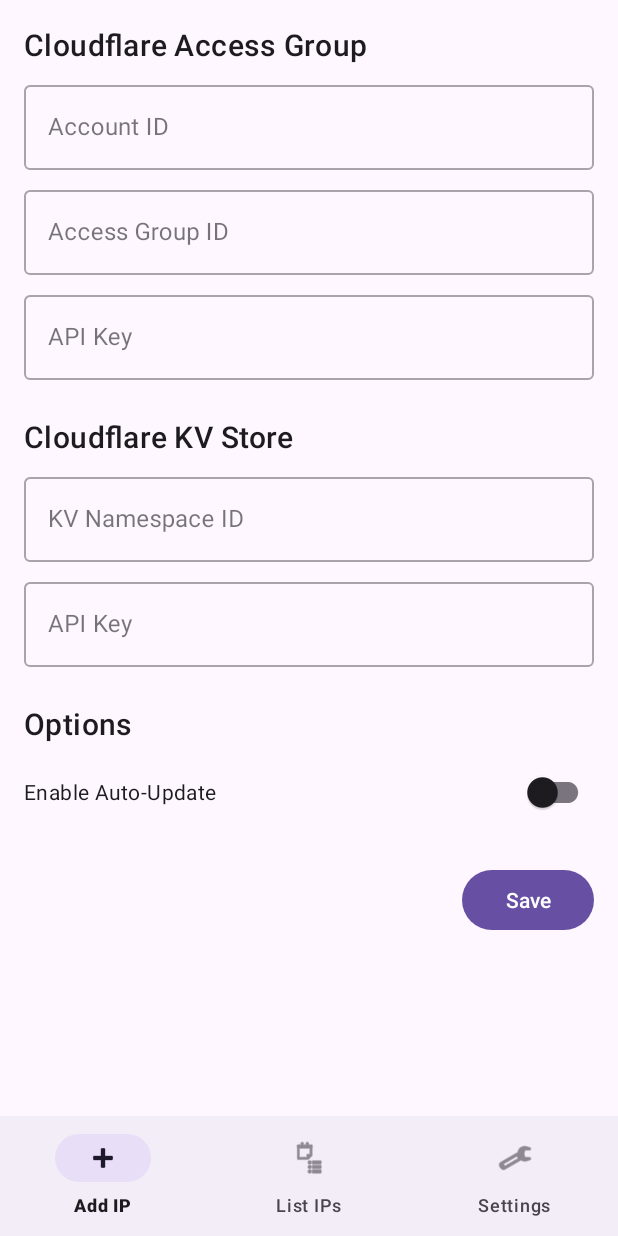
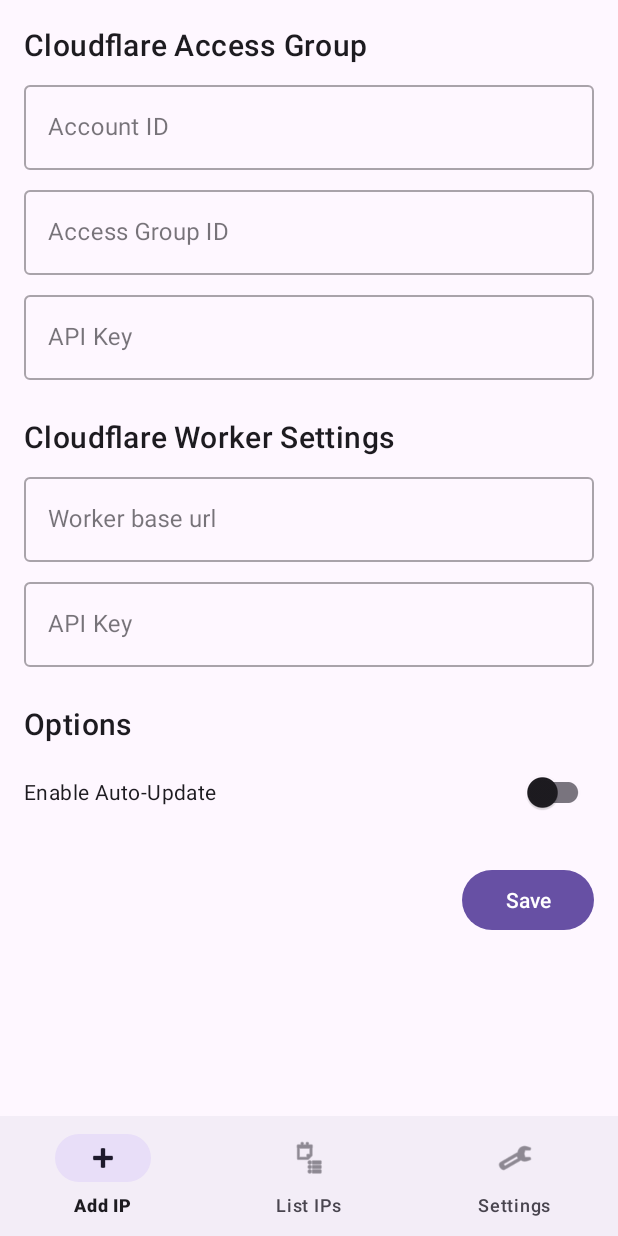
Before and after one commit to pgetsos/CFTunnelUpdater, an Android app: the fragment SettingsFragment placed in its activity, after a tap on "Save", on a phone screen of 412 x 824 dp. Run offline under Robolectric (Android 15) with nearby library versions, the phone set to English and light mode, and no system bars; 1 statement that could not run was skipped.

Commit message:
Hocus Pocus, KV settings are now Worker settings!
This commit refactors settings mostly related to Cloudflare Workers, nothing major

```diff
--- a/app/src/main/java/gr/pgetsos/cftunnelupdater/SettingsFragment.java
+++ b/app/src/main/java/gr/pgetsos/cftunnelupdater/SettingsFragment.java
@@ -1,7 +1,5 @@
 package gr.pgetsos.cftunnelupdater;
 
-import android.content.Context;
-import android.content.SharedPreferences;
 import android.os.Bundle;
 import android.view.LayoutInflater;
 import android.view.View;
@@ -16,29 +14,31 @@ import androidx.fragment.app.Fragment;
 import com.google.android.material.switchmaterial.SwitchMaterial;
 import com.google.android.material.textfield.TextInputEditText;
 
+import java.util.Objects;
+
 public class SettingsFragment extends Fragment {
 
     private TextInputEditText accessGroupIdEditText;
     private TextInputEditText accessGroupKeyEditText;
     private TextInputEditText accountIdEditText;
-    private TextInputEditText kvNamespaceIdEditText;
-    private TextInputEditText kvApiKeyEditText;
+    private TextInputEditText cfWorkerUrlEditText;
+    private TextInputEditText workerApiKeyEditText;
     private SwitchMaterial autoUpdateSwitch;
 
-	private SharedPreferences sharedPreferences;
+    private SettingsManager settingsManager;
 
     @Nullable
     @Override
     public View onCreateView(@NonNull LayoutInflater inflater, @Nullable ViewGroup container, @Nullable Bundle savedInstanceState) {
         View view = inflater.inflate(R.layout.fragment_settings, container, false);
 
-        sharedPreferences = requireActivity().getSharedPreferences(SettingsManager.PREFS_NAME, Context.MODE_PRIVATE);
+        settingsManager = new SettingsManager(requireContext());
 
+        accountIdEditText = view.findViewById(R.id.et_account_id);
         accessGroupIdEditText = view.findViewById(R.id.et_access_group_id);
         accessGroupKeyEditText = view.findViewById(R.id.et_access_group_key);
-        accountIdEditText = view.findViewById(R.id.et_account_id);
-        kvNamespaceIdEditText = view.findViewById(R.id.et_kv_namespace_id);
-        kvApiKeyEditText = view.findViewById(R.id.et_kv_api_key);
+        cfWorkerUrlEditText = view.findViewById(R.id.et_cf_worker_url);
+        workerApiKeyEditText = view.findViewById(R.id.et_worker_api_key);
         autoUpdateSwitch = view.findViewById(R.id.switch_auto_update);
 		Button saveButton = view.findViewById(R.id.btn_save);
 
@@ -50,23 +50,25 @@ public class SettingsFragment extends Fragment {
     }
 
     private void loadSettings() {
-        accessGroupIdEditText.setText(sharedPreferences.getString(SettingsManager.PREF_GROUP_ID, ""));
-        accessGroupKeyEditText.setText(sharedPreferences.getString(SettingsManager.PREF_ACCESS_GROUP_KEY, ""));
-        accountIdEditText.setText(sharedPreferences.getString(SettingsManager.PREF_ACCOUNT_ID, ""));
-        kvNamespaceIdEditText.setText(sharedPreferences.getString(SettingsManager.PREF_KV_NAMESPACE_ID, ""));
-        kvApiKeyEditText.setText(sharedPreferences.getString(SettingsManager.PREF_KV_API_KEY, ""));
-        autoUpdateSwitch.setChecked(sharedPreferences.getBoolean(SettingsManager.PREF_AUTO_UPDATE_ENABLED, false));
+        accessGroupIdEditText.setText(settingsManager.getGroupId());
+        accessGroupKeyEditText.setText(settingsManager.getApiToken());
+        accountIdEditText.setText(settingsManager.getAccountId());
+        cfWorkerUrlEditText.setText(settingsManager.getWorkerUrl());
+        workerApiKeyEditText.setText(settingsManager.getWorkerApiKey());
+        autoUpdateSwitch.setChecked(settingsManager.isAutoUpdateEnabled());
     }
 
     private void saveSettings() {
-        SharedPreferences.Editor editor = sharedPreferences.edit();
-        editor.putString(SettingsManager.PREF_GROUP_ID, accessGroupIdEditText.getText().toString());
-        editor.putString(SettingsManager.PREF_ACCESS_GROUP_KEY, accessGroupKeyEditText.getText().toString());
-        editor.putString(SettingsManager.PREF_ACCOUNT_ID, accountIdEditText.getText().toString());
-        editor.putString(SettingsManager.PREF_KV_NAMESPACE_ID, kvNamespaceIdEditText.getText().toString());
-        editor.putString(SettingsManager.PREF_KV_API_KEY, kvApiKeyEditText.getText().toString());
-        editor.putBoolean(SettingsManager.PREF_AUTO_UPDATE_ENABLED, autoUpdateSwitch.isChecked());
-        editor.apply();
+        String accountId = Objects.requireNonNull(accountIdEditText.getText()).toString();
+        String accessGroupId = Objects.requireNonNull(accessGroupIdEditText.getText()).toString();
+        String accessGroupKey = Objects.requireNonNull(accessGroupKeyEditText.getText()).toString();
+        String cfWorkerUrl = Objects.requireNonNull(cfWorkerUrlEditText.getText()).toString();
+        String workerApiKey = Objects.requireNonNull(workerApiKeyEditText.getText()).toString();
+        boolean autoUpdateEnabled = autoUpdateSwitch.isChecked();
+
+
+        settingsManager.saveAll(accountId, accessGroupId, accessGroupKey, cfWorkerUrl,
+                workerApiKey, autoUpdateEnabled);
 
         if (autoUpdateSwitch.isChecked()) {
             ((MainActivity) requireActivity()).schedulePublicIpMonitor();
--- a/app/src/main/java/gr/pgetsos/cftunnelupdater/SettingsManager.java
+++ b/app/src/main/java/gr/pgetsos/cftunnelupdater/SettingsManager.java
@@ -12,9 +12,8 @@ public class SettingsManager {
     public static final String PREF_IP_CHECKER_TYPE = "ipCheckerType";
     public static final String PREF_CUSTOM_IP_CHECKER_URL = "customIpCheckerUrl";
     public static final String PREF_AUTO_UPDATE_ENABLED = "autoUpdateEnabled";
-    public static final String PREF_KV_ACCOUNT_ID = "kvAccountId";
-    public static final String PREF_KV_NAMESPACE_ID = "kvNamespaceId";
-    public static final String PREF_KV_API_KEY = "kvApiKey";
+    public static final String PREF_CF_WORKER_URL = "cfWorkerURL";
+    public static final String PREF_CF_WORKER_API_KEY = "cfWorkerAPI";
 
     private final SharedPreferences prefs;
 
@@ -62,13 +61,40 @@ public class SettingsManager {
         prefs.edit().putString(PREF_CUSTOM_IP_CHECKER_URL, url).apply();
     }
 
-    public void saveAll(String accountId, String groupId, String apiToken, String ipCheckerType, String customIpCheckerUrl) {
+    public String getWorkerUrl() {
+        return prefs.getString(PREF_CF_WORKER_URL, "");
+    }
+
+    public void setWorkerUrl(String url) {
+        prefs.edit().putString(PREF_CF_WORKER_URL, url).apply();
+    }
+
+    public String getWorkerApiKey() {
+        return prefs.getString(PREF_CF_WORKER_API_KEY, "");
+    }
+
+    public void setWorkerApiKey(String url) {
+        prefs.edit().putString(PREF_CF_WORKER_API_KEY, url).apply();
+    }
+
+    public boolean isAutoUpdateEnabled() {
+        return prefs.getBoolean(PREF_AUTO_UPDATE_ENABLED, false);
+    }
+
+    public void setAutoUpdateEnabled(boolean enabled) {
+        prefs.edit().putBoolean(PREF_AUTO_UPDATE_ENABLED, enabled).apply();
+    }
+
+    public void saveAll(String accountId, String groupId, String accessGroupKey,
+                        String cfWorkerUrl, String workerApiKey, boolean autoUpdateEnabled) {
         SharedPreferences.Editor editor = prefs.edit();
         editor.putString(PREF_ACCOUNT_ID, accountId);
         editor.putString(PREF_GROUP_ID, groupId);
-        editor.putString(PREF_ACCESS_GROUP_KEY, apiToken);
-        editor.putString(PREF_IP_CHECKER_TYPE, ipCheckerType);
-        editor.putString(PREF_CUSTOM_IP_CHECKER_URL, customIpCheckerUrl);
+        editor.putString(PREF_ACCESS_GROUP_KEY, accessGroupKey);
+        editor.putString(PREF_CF_WORKER_URL, cfWorkerUrl);
+        editor.putString(PREF_CF_WORKER_API_KEY, workerApiKey);
+        editor.putBoolean(PREF_AUTO_UPDATE_ENABLED, autoUpdateEnabled);
+
         editor.apply();
     }
 }
--- a/app/src/main/res/layout/fragment_settings.xml
+++ b/app/src/main/res/layout/fragment_settings.xml
@@ -75,45 +75,45 @@
         </com.google.android.material.textfield.TextInputLayout>
 
         <TextView
-            android:id="@+id/tv_kv_store_title"
+            android:id="@+id/tv_worker_store_title"
             android:layout_width="wrap_content"
             android:layout_height="wrap_content"
             android:layout_marginTop="24dp"
-            android:text="Cloudflare KV Store"
+            android:text="Cloudflare Worker Settings"
             android:textAppearance="?attr/textAppearanceHeadline6"
             app:layout_constraintStart_toStartOf="parent"
             app:layout_constraintTop_toBottomOf="@id/til_access_group_key" />
 
         <com.google.android.material.textfield.TextInputLayout
-            android:id="@+id/til_kv_namespace_id"
+            android:id="@+id/til_cf_worker_url"
             style="@style/Widget.MaterialComponents.TextInputLayout.OutlinedBox"
             android:layout_width="0dp"
             android:layout_height="wrap_content"
             android:layout_marginTop="8dp"
             app:layout_constraintEnd_toEndOf="parent"
             app:layout_constraintStart_toStartOf="parent"
-            app:layout_constraintTop_toBottomOf="@id/tv_kv_store_title">
+            app:layout_constraintTop_toBottomOf="@id/tv_worker_store_title">
 
             <com.google.android.material.textfield.TextInputEditText
-                android:id="@+id/et_kv_namespace_id"
+                android:id="@+id/et_cf_worker_url"
                 android:layout_width="match_parent"
                 android:layout_height="wrap_content"
-                android:hint="KV Namespace ID"
+                android:hint="Worker base url"
                 android:inputType="text" />
         </com.google.android.material.textfield.TextInputLayout>
 
         <com.google.android.material.textfield.TextInputLayout
-            android:id="@+id/til_kv_api_key"
+            android:id="@+id/til_worker_api_key"
             style="@style/Widget.MaterialComponents.TextInputLayout.OutlinedBox"
             android:layout_width="0dp"
             android:layout_height="wrap_content"
             android:layout_marginTop="8dp"
             app:layout_constraintEnd_toEndOf="parent"
             app:layout_constraintStart_toStartOf="parent"
-            app:layout_constraintTop_toBottomOf="@id/til_kv_namespace_id">
+            app:layout_constraintTop_toBottomOf="@id/til_cf_worker_url">
 
             <com.google.android.material.textfield.TextInputEditText
-                android:id="@+id/et_kv_api_key"
+                android:id="@+id/et_worker_api_key"
                 android:layout_width="match_parent"
                 android:layout_height="wrap_content"
                 android:hint="API Key"
@@ -128,7 +128,7 @@
             android:text="Options"
             android:textAppearance="?attr/textAppearanceHeadline6"
             app:layout_constraintStart_toStartOf="parent"
-            app:layout_constraintTop_toBottomOf="@id/til_kv_api_key" />
+            app:layout_constraintTop_toBottomOf="@id/til_worker_api_key" />
 
         <com.google.android.material.switchmaterial.SwitchMaterial
             android:id="@+id/switch_auto_update"
```
Also changed, not shown: app/src/main/java/gr/pgetsos/cftunnelupdater/CloudflareSaveApiClient.java (+29 -19 lines).
